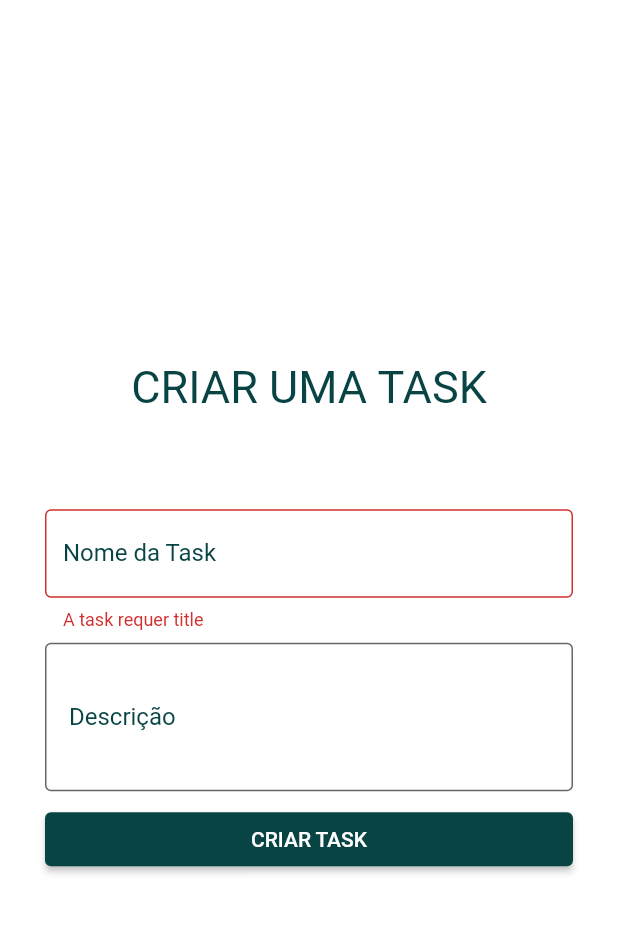
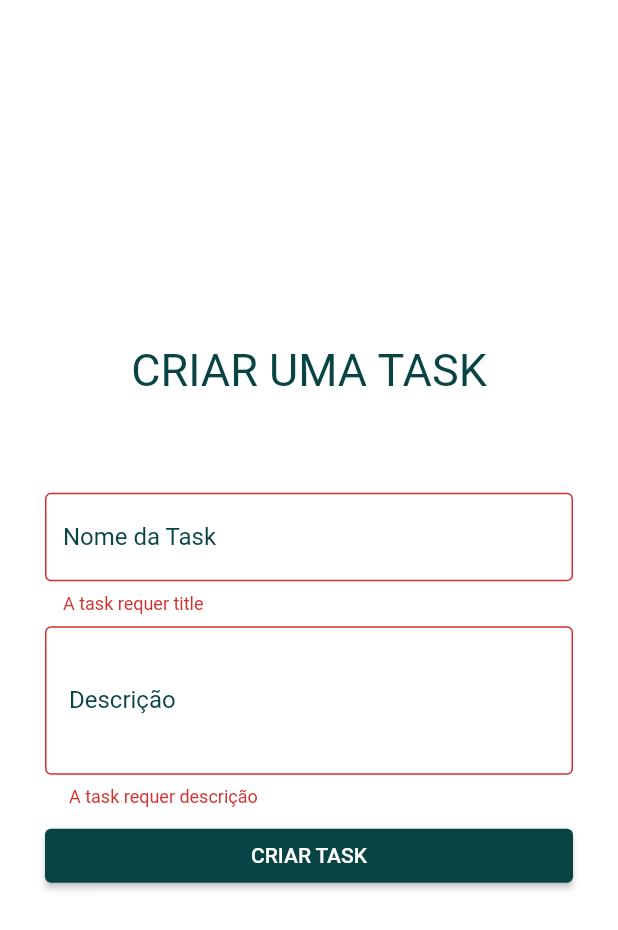
Before and after one commit to jpmgoes/Todo-List-Flutter, a Flutter app: the AddTaskPage screen opened by its route, after a tap on "CRIAR TASK", on a phone screen of 412 x 824 dp. Shown: the top 930 px of the screen. Run offline on Flutter 3.47's test engine with Material 2 defaults, Android fonts, the light colour scheme and no system bars; our stand-ins replace shared_preferences; accounts and stored records are empty.

Commit message:
first commit

```diff
--- a/lib/bloc/todo_event.dart
+++ b/lib/bloc/todo_event.dart
@@ -13,7 +13,3 @@ class RemoveTaskEvent extends TaskEvent {
   Task task;
   RemoveTaskEvent({required this.task});
 }
-
-class PrintTaskEvent extends TaskEvent {
-  PrintTaskEvent();
-}
--- a/lib/pages/add_task_page.dart
+++ b/lib/pages/add_task_page.dart
@@ -42,11 +42,16 @@ class _AddTaskPageState extends State<AddTaskPage> {
                   titleController,
                   "Nome da Task",
                   hint: "Estudar Grafos",
-                  validation: () =>
-                      FormValidation.titleValidation(titleController),
+                  validation: () => FormValidation.titleValidation(
+                      titleController, "A task requer title"),
                 ),
-                FormWidgets.normalCamp(descriptionController, "Descrição",
-                    height: 80),
+                FormWidgets.normalCamp(
+                  descriptionController,
+                  "Descrição",
+                  height: 80,
+                  validation: () => FormValidation.titleValidation(
+                      titleController, "A task requer descrição"),
+                ),
                 CustomButtonWidget.draw(() {
                   if (_formKey.currentState!.validate()) {
                     _addTask().then((value) {
--- a/lib/pages/edit_task_page.dart
+++ b/lib/pages/edit_task_page.dart
@@ -74,11 +74,16 @@ class _EditTaskPageState extends State<EditTaskPage> {
                   titleController,
                   "Nome da Task",
                   hint: "Estudar Grafos",
-                  validation: () =>
-                      FormValidation.titleValidation(titleController),
+                  validation: () => FormValidation.titleValidation(
+                      titleController, "A task requer title"),
                 ),
-                FormWidgets.normalCamp(descriptionController, "Descrição",
-                    height: 80),
+                FormWidgets.normalCamp(
+                  descriptionController,
+                  "Descrição",
+                  height: 80,
+                  validation: () => FormValidation.titleValidation(
+                      titleController, "A task requer descrição"),
+                ),
                 FormWidgets.formConfirmedCheckBox(task, context, setState),
                 CustomButtonWidget.draw(() {
                   if (_formKey.currentState!.validate()) {
--- a/lib/repository/task_repository.dart
+++ b/lib/repository/task_repository.dart
@@ -85,11 +85,9 @@ class TaskRepository {
   TaskRepository changeCompleted(Task task) {
     for (var i = 0; i < _tasks.length; i++) {
       if (_tasks[i].id == task.id) {
-        // print("${_tasks[i].id} = ${task.id}");
         _tasks[i].completed = !_tasks[i].completed;
       }
     }
-    // print("Changed -> $_tasks");
     return this;
   }
 
--- a/lib/validation/form_validations.dart
+++ b/lib/validation/form_validations.dart
@@ -1,8 +1,9 @@
 import 'package:flutter/material.dart';
 
 class FormValidation {
-  static String? titleValidation(TextEditingController controller) {
-    if (controller.text.isEmpty) return "A task requer title";
+  static String? titleValidation(
+      TextEditingController controller, String error) {
+    if (controller.text.isEmpty) return error;
     return null;
   }
 
```
Also changed, not shown: lib/widgets/task_button_widget.dart (+7 -1 lines), 5 other files.
